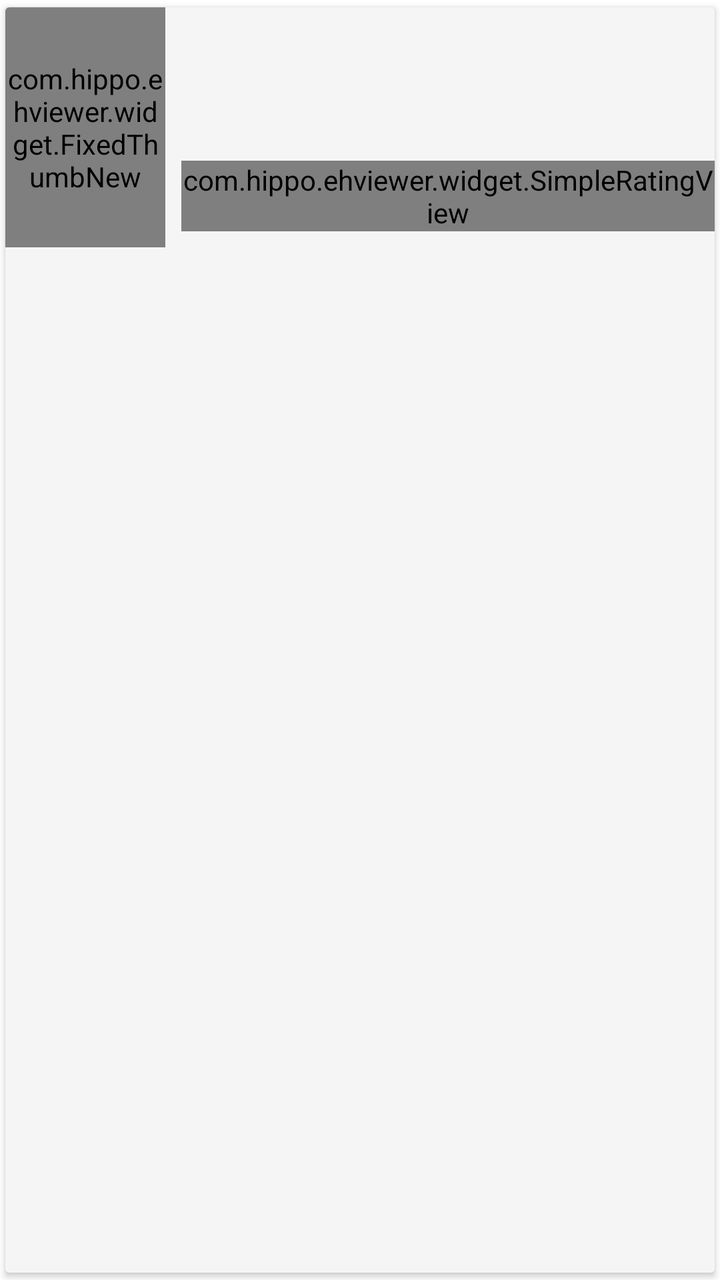
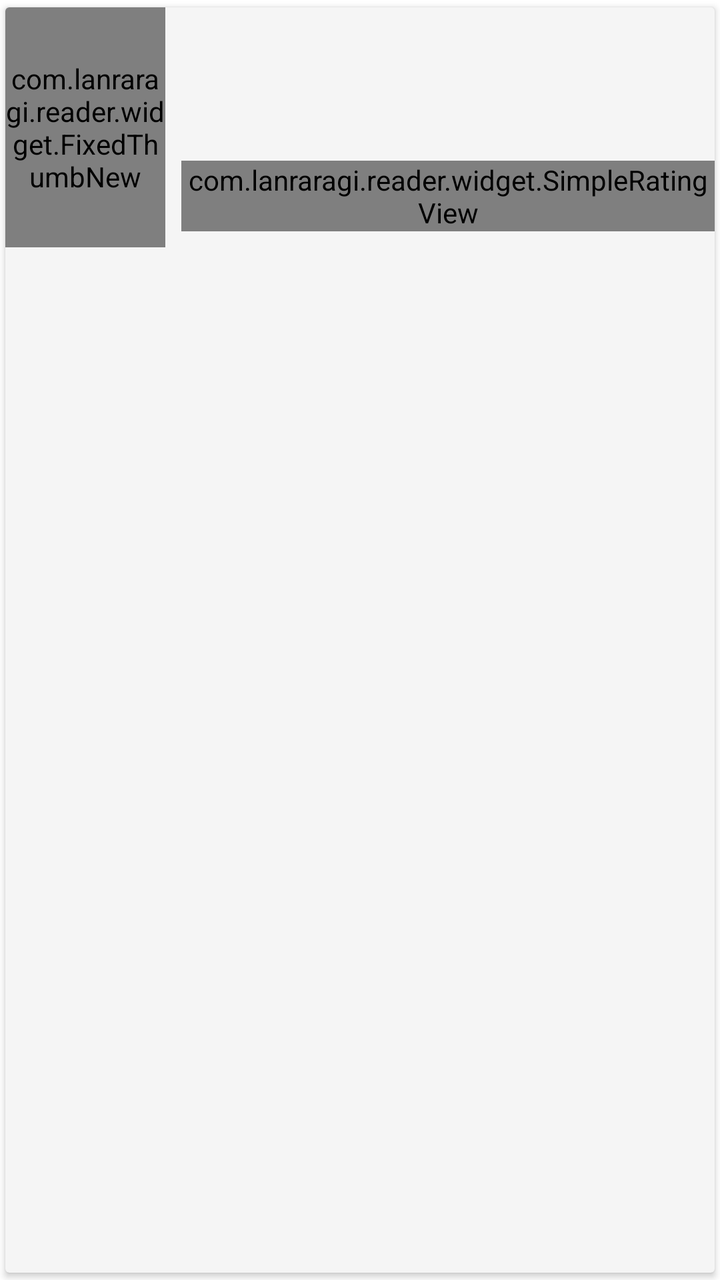

Before-and-after screenshots of an Android layout around one commit, followed by the original layout XML and the change that was made.
<!-- AndroidManifest.xml: application theme AppTheme -->
<!-- res/layout/item_gallery_list_new.xml -->
<?xml version="1.0" encoding="utf-8"?>
<androidx.cardview.widget.CardView xmlns:android="http://schemas.android.com/apk/res/android"
    xmlns:app="http://schemas.android.com/apk/res-auto"
    style="@style/CardView.Reactive"
    android:layout_width="match_parent"
    android:layout_height="wrap_content"
    android:layout_margin="2dp">
    
    <RelativeLayout
        android:layout_width="match_parent"
        android:layout_height="wrap_content">


        <com.hippo.ehviewer.widget.FixedThumbNew
            android:id="@+id/thumb_new"
            android:layout_width="@dimen/gallery_list_thumb_width"
            android:layout_height="@dimen/gallery_list_thumb_height"
            app:maxAspect="1.333"
            app:minAspect="0.333"
            />

        <TextView
            android:id="@+id/title"
            style="@style/CardTitle"
            android:layout_width="wrap_content"
            android:layout_height="wrap_content"
            android:layout_alignParentTop="true"
            android:layout_marginStart="8dp"
            android:layout_marginTop="4dp"
            android:layout_marginEnd="8dp"
            android:layout_toEndOf="@id/thumb_new" />

        <TextView
            android:id="@+id/uploader"
            style="@style/CardMessage"
            android:layout_width="wrap_content"
            android:layout_height="wrap_content"
            android:layout_below="@id/title"
            android:layout_alignStart="@id/title"
            android:layout_marginTop="2dp" />

        
        <TextView
            android:id="@+id/category"
            style="@style/CardMessage"
            android:layout_width="wrap_content"
            android:layout_height="wrap_content"
            android:layout_below="@id/uploader"
            android:layout_alignStart="@id/title"
            android:layout_marginTop="2dp"
            android:textColor="?attr/textColorThemeAccent"
            android:visibility="gone" />

        <com.hippo.ehviewer.widget.SimpleRatingView
            android:id="@+id/rating"
            android:layout_width="wrap_content"
            android:layout_height="wrap_content"
            android:layout_alignBottom="@id/thumb_new"
            android:layout_alignStart="@id/title"
            android:layout_marginBottom="8dp" />

        <TextView
            android:id="@+id/posted"
            style="@style/CardMessage"
            android:layout_width="wrap_content"
            android:layout_height="wrap_content"
            android:layout_alignBottom="@id/thumb_new"
            android:layout_alignParentEnd="true"
            android:layout_marginEnd="6dp"
            android:layout_marginBottom="4dp" />

        <LinearLayout
            android:layout_width="wrap_content"
            android:layout_height="wrap_content"
            android:layout_above="@id/posted"
            android:layout_alignParentEnd="true"
            android:layout_marginEnd="6dp"
            android:divider="@drawable/spacer_x6"
            android:gravity="center_vertical"
            android:orientation="horizontal"
            android:showDividers="middle">

            <ImageView
                android:id="@+id/downloaded"
                android:layout_width="16dp"
                android:layout_height="16dp"
                android:visibility="gone"
                android:contentDescription="@string/cd_downloaded"
                app:srcCompat="@drawable/v_download_x16" />

            <ImageView
                android:id="@+id/favourited"
                android:layout_width="16dp"
                android:layout_height="16dp"
                android:visibility="gone"
                android:contentDescription="@string/favorited"
                app:srcCompat="@drawable/v_heart_x16" />

            <TextView
                android:id="@+id/simple_language"
                style="@style/CardMessage"
                android:layout_width="wrap_content"
                android:layout_height="wrap_content" />

            <TextView
                android:id="@+id/pages"
                style="@style/CardMessage"
                android:layout_width="wrap_content"
                android:layout_height="wrap_content" />

        </LinearLayout>
    </RelativeLayout>
</androidx.cardview.widget.CardView>
<!-- resources referenced by this layout -->
<resources>
  <dimen name="gallery_list_thumb_height">120dp</dimen>
  <dimen name="gallery_list_thumb_width">80dp</dimen>
  <string name="cd_downloaded">Downloaded</string>
  <string name="favorited">Categorized</string>
  <style name="CardView.Reactive" parent="CardView.Normal">
          <item name="cardBackgroundColor">?attr/contentColorReactive</item>
      </style>
  <style name="AppTheme" parent="BaseTheme">
          <item name="android:windowBackground">@color/white</item>
      </style>
  <string name="pd_download" translatable="false">M5,20H19V18H5M19,9H15V3H9V9H5L12,16L19,9Z</string>
  <string name="pd_heart" translatable="false">M12,21.35L10.55,20.03C5.4,15.36 2,12.27 2,8.5C2,5.41 4.42,3 7.5,3C9.24,3 10.91,3.81 12,5.08C13.09,3.81 14.76,3 16.5,3C19.58,3 22,5.41 22,8.5C22,12.27 18.6,15.36 13.45,20.03L12,21.35Z</string>
  <style name="TextAppearance.CardMessage">
          <item name="android:textSize">@dimen/text_small</item>
          <item name="android:textColor">?android:attr/textColorSecondary</item>
      </style>
  <style name="TextAppearance.CardTitle">
          <item name="android:textSize">@dimen/text_little_small</item>
          <item name="android:textColor">?android:attr/textColorPrimary</item>
      </style>
  <color name="white">#ffffffff</color>
  <dimen name="text_small">14sp</dimen>
  <dimen name="text_little_small">16sp</dimen>
  <color name="colorPrimary">@color/teal_500</color>
  <color name="popupWindow_background_light">#ffF2F2F2</color>
  <color name="colorPrimaryDark">@color/teal_700</color>
  <color name="colorAccent">@color/purple_a200</color>
  <style name="ActionBarStyle" parent="@style/Widget.AppCompat.ActionBar.Solid">
          <item name="background">?attr/toolbarColor</item>
      </style>
  <color name="divider_light">#20000000</color>
  <color name="loading_indicator_blue">#ff1d87e4</color>
  <color name="primary_drawable_light">#8a000000</color>
  <color name="secondary_drawable_light">#42000000</color>
  <color name="content_light">@color/grey_100</color>
  <color name="progress_light">@color/colorAccent</color>
  <color name="guide_bg">#e5009688</color>
  <color name="tag_group_background_light">@color/colorAccent</color>
  <color name="tag_background_light">@color/colorPrimary</color>
  <color name="lrr_server_badge_0_bg_light">#FBF3DB</color>
  <color name="lrr_server_badge_1_bg_light">#FAEBDD</color>
  <color name="lrr_server_badge_2_bg_light">#FBE4E4</color>
  <color name="lrr_server_badge_3_bg_light">#DDEBF1</color>
  <color name="lrr_server_badge_4_bg_light">#DDEDEA</color>
  <color name="lrr_server_badge_5_bg_light">#EAE4F2</color>
  <color name="lrr_server_badge_6_bg_light">#F4DFEB</color>
  <color name="lrr_server_badge_7_bg_light">#F4EEEE</color>
  <color name="lrr_server_badge_0_fg_light">#B17C00</color>
  <color name="lrr_server_badge_1_fg_light">#B05300</color>
  <color name="lrr_server_badge_2_fg_light">#C0392B</color>
  <color name="lrr_server_badge_3_fg_light">#0B6E99</color>
  <color name="lrr_server_badge_4_fg_light">#0F7B6C</color>
  <color name="lrr_server_badge_5_fg_light">#6940A5</color>
  <color name="lrr_server_badge_6_fg_light">#AD1A72</color>
  <color name="lrr_server_badge_7_fg_light">#6B4D3E</color>
  <color name="lrr_server_active_row_bg_light">#1F009688</color>
  <color name="teal_700">#ff00796b</color>
  <color name="gallery_detail_button_background_light">@color/grey_100</color>
  <color name="colorLimitCountBg">#ff009688</color>
  <color name="shape_color_limits">@color/teal_500</color>
  <color name="home_shadow_color">@color/grey_350</color>
  <color name="icon_color">@color/grey_100</color>
  <color name="teal_500">#ff009688</color>
  <color name="purple_a200">#ffe040fb</color>
  <color name="grey_100">#fff5f5f5</color>
  <color name="grey_350">#ffcfcfcf</color>
  <!-- unchanged entries left out for length: 10 -->
</resources>

<!-- the commit's change to res/layout/item_gallery_list_new.xml (unified diff, before → after) -->
@@ -11,7 +11,7 @@
         android:layout_height="wrap_content">
 
 
-        <com.hippo.ehviewer.widget.FixedThumbNew
+        <com.lanraragi.reader.widget.FixedThumbNew
             android:id="@+id/thumb_new"
             android:layout_width="@dimen/gallery_list_thumb_width"
             android:layout_height="@dimen/gallery_list_thumb_height"
@@ -51,7 +51,7 @@
             android:textColor="?attr/textColorThemeAccent"
             android:visibility="gone" />
 
-        <com.hippo.ehviewer.widget.SimpleRatingView
+        <com.lanraragi.reader.widget.SimpleRatingView
             android:id="@+id/rating"
             android:layout_width="wrap_content"
             android:layout_height="wrap_content"
